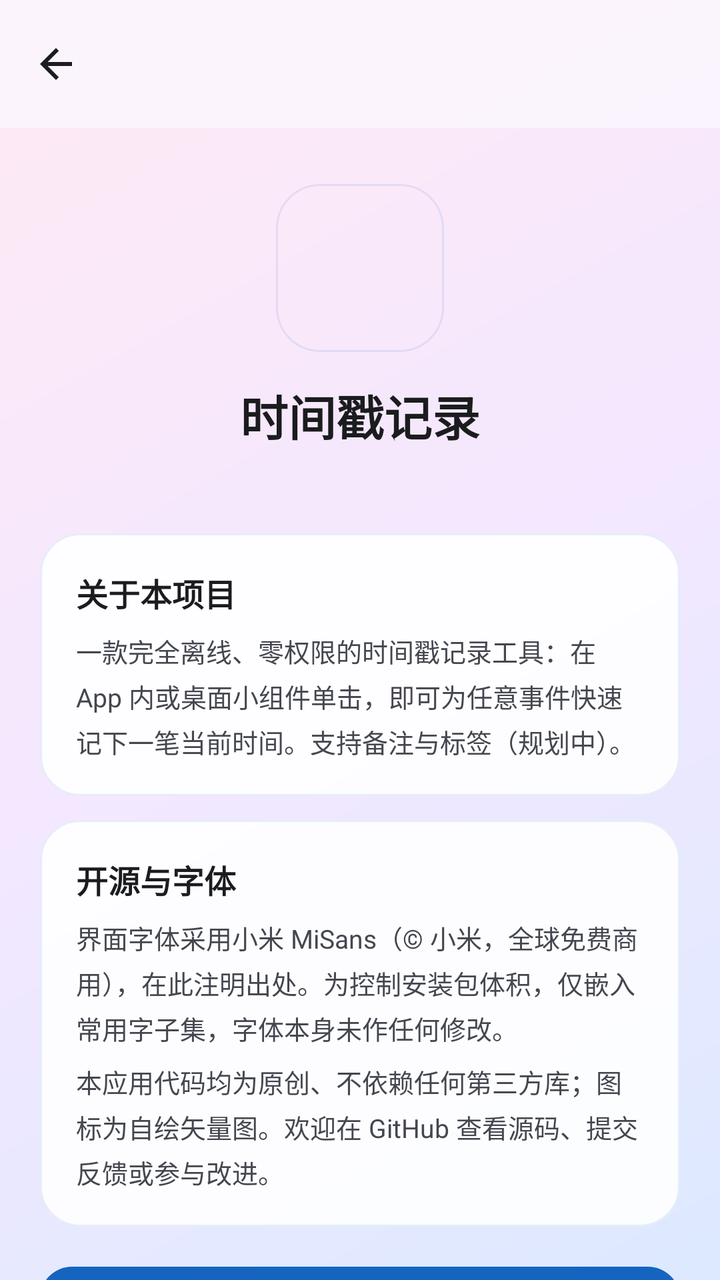
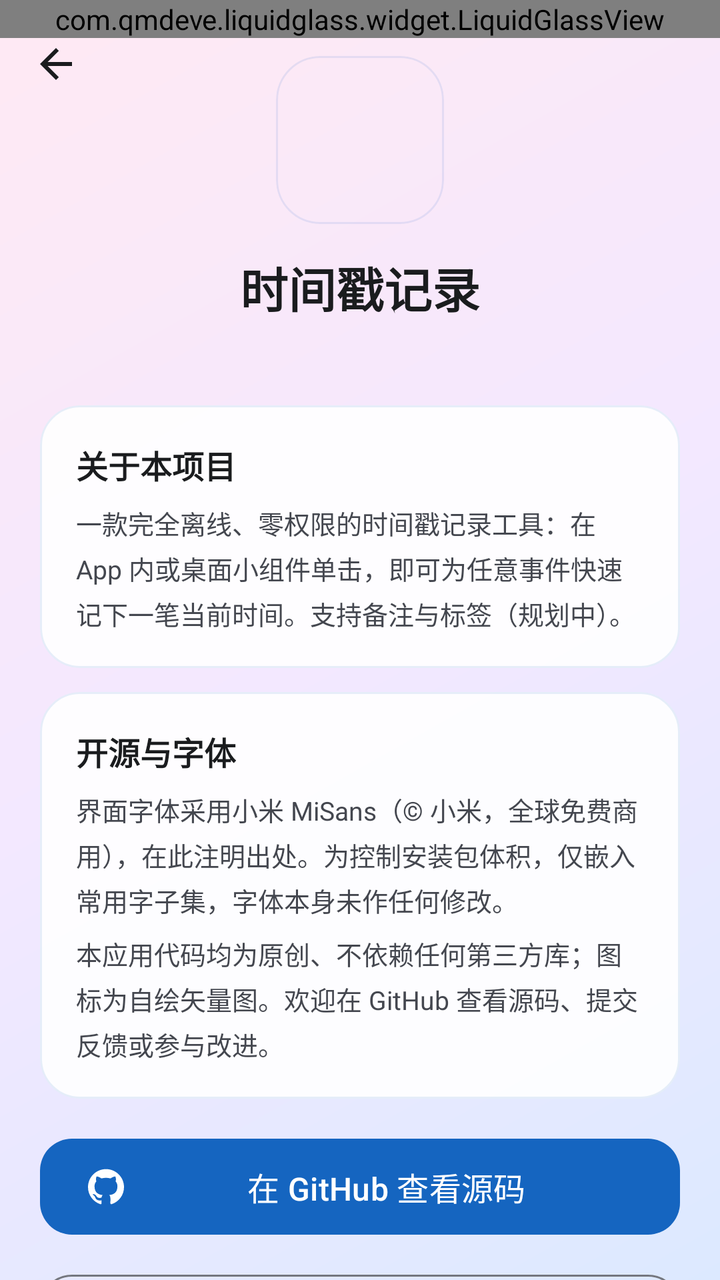

Two renders of the same Android screen: before a commit and after it. Below are the layout's source before the change and the commit's diff.
<!-- AndroidManifest.xml: activity theme Theme.Timestamp -->
<!-- res/layout/activity_about.xml -->
<?xml version="1.0" encoding="utf-8"?>
<androidx.coordinatorlayout.widget.CoordinatorLayout
    xmlns:android="http://schemas.android.com/apk/res/android"
    xmlns:app="http://schemas.android.com/apk/res-auto"
    android:layout_width="match_parent"
    android:layout_height="match_parent"
    android:background="@drawable/bg_main_gradient">

    <com.google.android.material.appbar.AppBarLayout
        android:id="@+id/appBar"
        android:layout_width="match_parent"
        android:layout_height="wrap_content"
        android:background="@color/glass_toolbar"
        app:elevation="0dp">

        <com.google.android.material.appbar.MaterialToolbar
            android:id="@+id/toolbar"
            android:layout_width="match_parent"
            android:layout_height="?attr/actionBarSize"
            app:navigationIcon="@drawable/ic_back"
            app:titleTextAppearance="@style/TextAppearance.Material3.TitleLarge" />
    </com.google.android.material.appbar.AppBarLayout>

    <androidx.core.widget.NestedScrollView
        android:id="@+id/scrollContent"
        android:layout_width="match_parent"
        android:layout_height="match_parent"
        android:clipToPadding="false"
        android:paddingBottom="28dp"
        app:layout_behavior="@string/appbar_scrolling_view_behavior">

        <LinearLayout
            android:layout_width="match_parent"
            android:layout_height="wrap_content"
            android:orientation="vertical"
            android:paddingStart="20dp"
            android:paddingEnd="20dp"
            android:paddingTop="20dp">

            
            <LinearLayout
                android:layout_width="match_parent"
                android:layout_height="wrap_content"
                android:orientation="vertical"
                android:gravity="center_horizontal"
                android:paddingTop="8dp"
                android:paddingBottom="8dp">

                <com.google.android.material.card.MaterialCardView
                    android:layout_width="84dp"
                    android:layout_height="84dp"
                    app:cardCornerRadius="22dp"
                    app:cardElevation="0dp"
                    app:strokeWidth="1dp"
                    app:strokeColor="@color/glass_stroke"
                    app:cardBackgroundColor="@android:color/transparent">

                    <ImageView
                        android:layout_width="match_parent"
                        android:layout_height="match_parent"
                        android:scaleType="centerCrop"
                        android:src="@mipmap/ic_launcher" />
                </com.google.android.material.card.MaterialCardView>

                <TextView
                    android:layout_width="wrap_content"
                    android:layout_height="wrap_content"
                    android:layout_marginTop="14dp"
                    android:text="@string/app_name"
                    android:textColor="?attr/colorOnSurface"
                    android:textSize="24sp"
                    android:textStyle="bold" />

                <TextView
                    android:id="@+id/tvVersion"
                    android:layout_width="wrap_content"
                    android:layout_height="wrap_content"
                    android:layout_marginTop="4dp"
                    android:textColor="?attr/colorOnSurfaceVariant"
                    android:textSize="13sp" />
            </LinearLayout>

            
            <com.google.android.material.card.MaterialCardView
                android:layout_width="match_parent"
                android:layout_height="wrap_content"
                android:layout_marginTop="12dp"
                app:cardBackgroundColor="@color/glass_card"
                app:cardCornerRadius="@dimen/radius_lg"
                app:cardElevation="0dp"
                app:strokeWidth="1dp"
                app:strokeColor="@color/glass_stroke"
                style="?attr/materialCardViewFilledStyle">

                <LinearLayout
                    android:layout_width="match_parent"
                    android:layout_height="wrap_content"
                    android:orientation="vertical"
                    android:padding="18dp">

                    <TextView
                        android:layout_width="wrap_content"
                        android:layout_height="wrap_content"
                        android:text="@string/about_about"
                        android:textColor="?attr/colorOnSurface"
                        android:textSize="16sp"
                        android:textStyle="bold" />

                    <TextView
                        android:layout_width="wrap_content"
                        android:layout_height="wrap_content"
                        android:layout_marginTop="8dp"
                        android:text="@string/about_desc"
                        android:textColor="?attr/colorOnSurfaceVariant"
                        android:textSize="13sp"
                        android:lineSpacingExtra="4dp" />
                </LinearLayout>
            </com.google.android.material.card.MaterialCardView>

            
            <com.google.android.material.card.MaterialCardView
                android:layout_width="match_parent"
                android:layout_height="wrap_content"
                android:layout_marginTop="12dp"
                app:cardBackgroundColor="@color/glass_card"
                app:cardCornerRadius="@dimen/radius_lg"
                app:cardElevation="0dp"
                app:strokeWidth="1dp"
                app:strokeColor="@color/glass_stroke"
                style="?attr/materialCardViewFilledStyle">

                <LinearLayout
                    android:layout_width="match_parent"
                    android:layout_height="wrap_content"
                    android:orientation="vertical"
                    android:padding="18dp">

                    <TextView
                        android:layout_width="wrap_content"
                        android:layout_height="wrap_content"
                        android:text="@string/about_open_source"
                        android:textColor="?attr/colorOnSurface"
                        android:textSize="16sp"
                        android:textStyle="bold" />

                    <TextView
                        android:layout_width="wrap_content"
                        android:layout_height="wrap_content"
                        android:layout_marginTop="8dp"
                        android:text="@string/about_font_note"
                        android:textColor="?attr/colorOnSurfaceVariant"
                        android:textSize="13sp"
                        android:lineSpacingExtra="4dp" />

                    <TextView
                        android:layout_width="wrap_content"
                        android:layout_height="wrap_content"
                        android:layout_marginTop="8dp"
                        android:text="@string/about_license_note"
                        android:textColor="?attr/colorOnSurfaceVariant"
                        android:textSize="13sp"
                        android:lineSpacingExtra="4dp" />
                </LinearLayout>
            </com.google.android.material.card.MaterialCardView>

            
            <com.google.android.material.button.MaterialButton
                android:id="@+id/btnGithub"
                android:layout_width="match_parent"
                android:layout_height="56dp"
                android:layout_marginTop="16dp"
                android:text="@string/about_open_github"
                android:textSize="16sp"
                app:cornerRadius="@dimen/radius_md"
                app:icon="@drawable/ic_github" />

            <com.google.android.material.button.MaterialButton
                android:id="@+id/btnFeedback"
                style="?attr/materialButtonOutlinedStyle"
                android:layout_width="match_parent"
                android:layout_height="56dp"
                android:layout_marginTop="12dp"
                android:text="@string/about_feedback"
                android:textSize="16sp"
                app:cornerRadius="@dimen/radius_md" />

            <TextView
                android:layout_width="match_parent"
                android:layout_height="wrap_content"
                android:layout_marginTop="16dp"
                android:layout_marginBottom="8dp"
                android:gravity="center"
                android:text="@string/about_footer"
                android:textColor="?attr/colorOnSurfaceVariant"
                android:textSize="11sp" />
        </LinearLayout>
    </androidx.core.widget.NestedScrollView>
</androidx.coordinatorlayout.widget.CoordinatorLayout>
<!-- resources referenced by this layout -->
<resources>
  <color name="glass_card">#E8FFFFFF</color>
  <color name="glass_stroke">#1A1565C0</color>
  <color name="glass_toolbar">#BFFBF8FF</color>
  <dimen name="radius_lg">20dp</dimen>
  <dimen name="radius_md">16dp</dimen>
  <!-- drawable bg_main_gradient (drawable) -->
  <?xml version="1.0" encoding="utf-8"?>
  <shape xmlns:android="http://schemas.android.com/apk/res/android"
      android:shape="rectangle">
      <gradient
          android:type="linear"
          android:angle="135"
          android:startColor="#DCE9FF"
          android:centerColor="#F3E8FF"
          android:endColor="#FFE9F3" />
  </shape>
  <!-- drawable ic_back (drawable) -->
  <?xml version="1.0" encoding="utf-8"?>
  <vector xmlns:android="http://schemas.android.com/apk/res/android"
      android:width="24dp"
      android:height="24dp"
      android:viewportWidth="24"
      android:viewportHeight="24"
      android:tint="?attr/colorOnSurface">
      <path
          android:fillColor="@android:color/white"
          android:pathData="M20,11H7.83l5.59,-5.59L12,4l-8,8 8,8 1.41,-1.41L7.83,13H20v-2z" />
  </vector>
  <!-- drawable ic_github (drawable) -->
  <vector xmlns:android="http://schemas.android.com/apk/res/android"
      android:width="24dp"
      android:height="24dp"
      android:viewportWidth="24"
      android:viewportHeight="24">
      <path
          android:fillColor="#000000"
          android:pathData="M12 .297c-6.63 0-12 5.373-12 12 0 5.303 3.438 9.8 8.205 11.385.6.113.82-.258.82-.577 0-.285-.01-1.04-.015-2.04-3.338.724-4.042-1.61-4.042-1.61C4.422 18.07 3.633 17.7 3.633 17.7c-1.087-.744.084-.729.084-.729 1.205.084 1.838 1.236 1.838 1.236 1.07 1.835 2.809 1.305 3.495.998.108-.776.417-1.305.76-1.605-2.665-.3-5.466-1.332-5.466-5.93 0-1.31.465-2.38 1.235-3.22-.135-.303-.54-1.523.105-3.176 0 0 1.005-.322 3.3 1.23.96-.267 1.98-.399 3-.405 1.02.006 2.04.138 3 .405 2.28-1.552 3.285-1.23 3.285-1.23.645 1.653.24 2.873.12 3.176.765.84 1.23 1.91 1.23 3.22 0 4.61-2.805 5.625-5.475 5.92.42.36.81 1.096.81 2.22 0 1.606-.015 2.896-.015 3.286 0 .315.21.69.825.57C20.565 22.092 24 17.592 24 12.297c0-6.627-5.373-12-12-12" />
  </vector>
  <!-- mipmap ic_launcher (mipmap-anydpi-v26) -->
  <?xml version="1.0" encoding="utf-8"?>
  <adaptive-icon xmlns:android="http://schemas.android.com/apk/res/android">
      <background android:drawable="@color/ic_launcher_background" />
      <foreground android:drawable="@mipmap/ic_launcher_foreground" />
  </adaptive-icon>
  <string name="about_about">关于本项目</string>
  <string name="about_desc">一款完全离线、零权限的时间戳记录工具：在 App 内或桌面小组件单击，即可为任意事件快速记下一笔当前时间。支持备注与标签（规划中）。</string>
  <string name="about_feedback">问题反馈 / 建议</string>
  <string name="about_font_note">界面字体采用小米 MiSans（© 小米，全球免费商用），在此注明出处。为控制安装包体积，仅嵌入常用字子集，字体本身未作任何修改。</string>
  <string name="about_footer">时间戳记录 · 完全离线 · 无广告</string>
  <string name="about_license_note">本应用代码均为原创、不依赖任何第三方库；图标为自绘矢量图。欢迎在 GitHub 查看源码、提交反馈或参与改进。</string>
  <string name="about_open_github">在 GitHub 查看源码</string>
  <string name="about_open_source">开源与字体</string>
  <string name="app_name">时间戳记录</string>
  <color name="ic_launcher_background">#14306B</color>
  <color name="md_primary">#1565C0</color>
  <color name="md_on_primary">#FFFFFF</color>
  <color name="md_primary_container">#D7E3FF</color>
  <color name="md_on_primary_container">#001B3F</color>
  <color name="md_secondary">#546E7A</color>
  <color name="md_on_secondary">#FFFFFF</color>
  <color name="md_secondary_container">#D6E4EC</color>
  <color name="md_on_secondary_container">#0E1D25</color>
  <color name="md_background">#FBF8FF</color>
  <color name="md_surface">#FBF8FF</color>
  <color name="md_on_surface">#1A1C1E</color>
  <color name="md_surface_variant">#E1E2EC</color>
  <color name="md_on_surface_variant">#44474F</color>
  <color name="md_outline">#74777F</color>
  <!-- unchanged entries left out for length: 1 -->
</resources>

<!-- the commit's change to res/layout/activity_about.xml (unified diff, before → after) -->
@@ -1,33 +1,17 @@
 <?xml version="1.0" encoding="utf-8"?>
-<androidx.coordinatorlayout.widget.CoordinatorLayout
-    xmlns:android="http://schemas.android.com/apk/res/android"
+<FrameLayout xmlns:android="http://schemas.android.com/apk/res/android"
     xmlns:app="http://schemas.android.com/apk/res-auto"
     android:layout_width="match_parent"
     android:layout_height="match_parent"
     android:background="@drawable/bg_main_gradient">
 
-    <com.google.android.material.appbar.AppBarLayout
-        android:id="@+id/appBar"
-        android:layout_width="match_parent"
-        android:layout_height="wrap_content"
-        android:background="@color/glass_toolbar"
-        app:elevation="0dp">
-
-        <com.google.android.material.appbar.MaterialToolbar
-            android:id="@+id/toolbar"
-            android:layout_width="match_parent"
-            android:layout_height="?attr/actionBarSize"
-            app:navigationIcon="@drawable/ic_back"
-            app:titleTextAppearance="@style/TextAppearance.Material3.TitleLarge" />
-    </com.google.android.material.appbar.AppBarLayout>
-
+    
     <androidx.core.widget.NestedScrollView
         android:id="@+id/scrollContent"
         android:layout_width="match_parent"
         android:layout_height="match_parent"
         android:clipToPadding="false"
-        android:paddingBottom="28dp"
-        app:layout_behavior="@string/appbar_scrolling_view_behavior">
+        android:paddingBottom="28dp">
 
         <LinearLayout
             android:layout_width="match_parent"
@@ -195,4 +179,27 @@
                 android:textSize="11sp" />
         </LinearLayout>
     </androidx.core.widget.NestedScrollView>
-</androidx.coordinatorlayout.widget.CoordinatorLayout>
+
+    
+    <com.qmdeve.liquidglass.widget.LiquidGlassView
+        android:id="@+id/topGlass"
+        android:layout_width="match_parent"
+        android:layout_height="wrap_content"
+        android:clickable="false"
+        android:focusable="false" />
+
+    <com.google.android.material.appbar.AppBarLayout
+        android:id="@+id/appBar"
+        android:layout_width="match_parent"
+        android:layout_height="wrap_content"
+        android:background="@android:color/transparent"
+        app:elevation="0dp">
+
+        <com.google.android.material.appbar.MaterialToolbar
+            android:id="@+id/toolbar"
+            android:layout_width="match_parent"
+            android:layout_height="?attr/actionBarSize"
+            app:navigationIcon="@drawable/ic_back"
+            app:titleTextAppearance="@style/TextAppearance.Material3.TitleLarge" />
+    </com.google.android.material.appbar.AppBarLayout>
+</FrameLayout>
<!-- resource entries referenced after the edit -->
@@ -2,7 +2,6 @@
 <resources>
   <color name="glass_card">#E8FFFFFF</color>
   <color name="glass_stroke">#1A1565C0</color>
-  <color name="glass_toolbar">#BFFBF8FF</color>
   <dimen name="radius_lg">20dp</dimen>
   <dimen name="radius_md">16dp</dimen>
   <!-- drawable bg_main_gradient (drawable) -->
